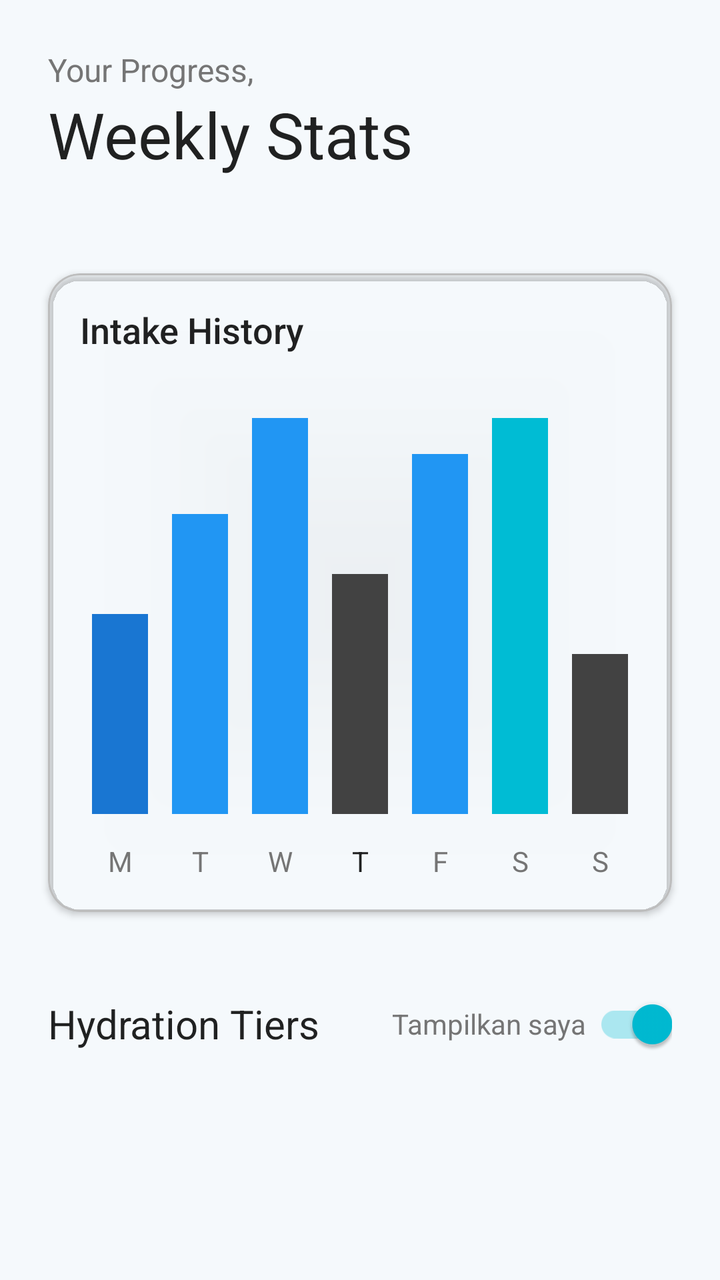
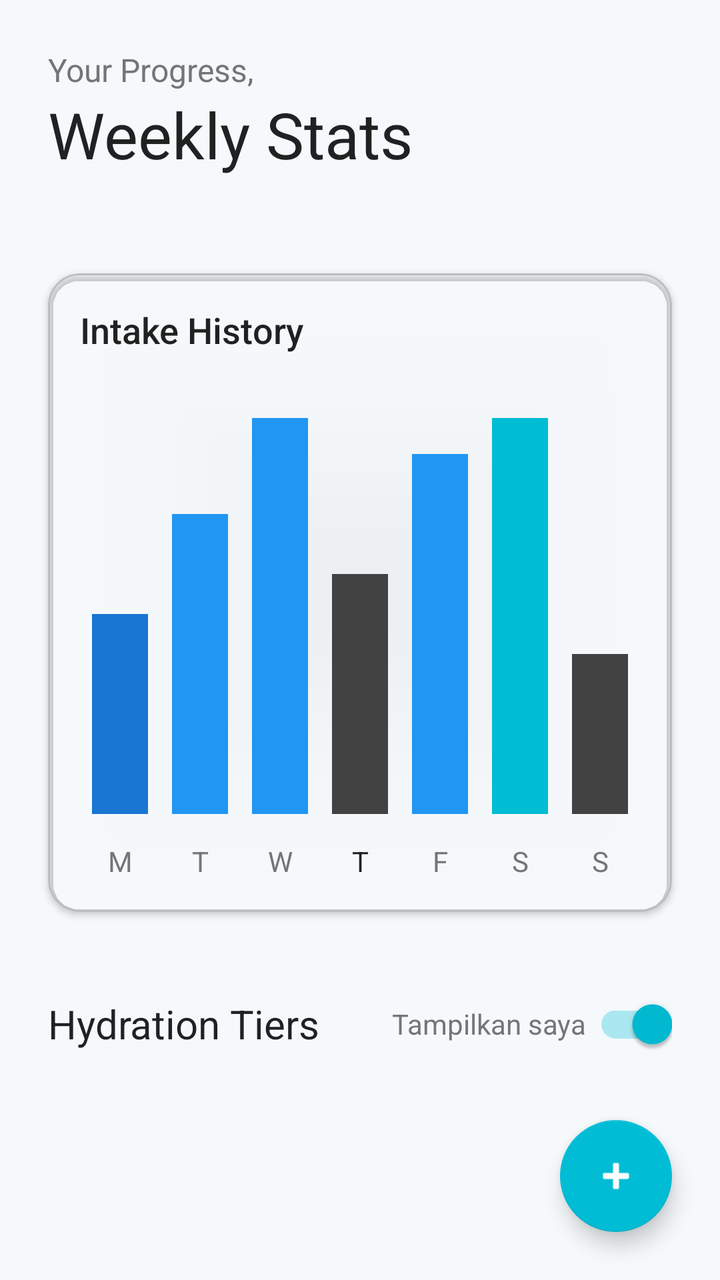

An Android layout rendered at two revisions. The XML below is the earlier revision; the diff shows what the commit changed to produce the second picture.
<!-- AndroidManifest.xml: application theme Theme.WaterTracker -->
<!-- res/layout/fragment_stats.xml -->
<?xml version="1.0" encoding="utf-8"?>
<ScrollView xmlns:android="http://schemas.android.com/apk/res/android"
    xmlns:app="http://schemas.android.com/apk/res-auto"
    xmlns:tools="http://schemas.android.com/tools"
    android:layout_width="match_parent"
    android:layout_height="match_parent"
    android:background="?android:attr/windowBackground"
    android:fillViewport="true"
    tools:context=".StatsFragment">

    <androidx.constraintlayout.widget.ConstraintLayout
        android:layout_width="match_parent"
        android:layout_height="wrap_content">

        
        <LinearLayout
            android:id="@+id/headerContainer"
            android:layout_width="match_parent"
            android:layout_height="wrap_content"
            android:orientation="vertical"
            android:padding="24dp"
            app:layout_constraintTop_toTopOf="parent">

            <TextView
                android:layout_width="wrap_content"
                android:layout_height="wrap_content"
                android:text="Your Progress,"
                android:textColor="@color/water_text_secondary"
                android:textSize="16sp" />

            <TextView
                android:layout_width="wrap_content"
                android:layout_height="wrap_content"
                android:fontFamily="sans-serif-bold"
                android:text="Weekly Stats"
                android:textColor="?android:attr/textColorPrimary"
                android:textSize="32sp" />
        </LinearLayout>

        <com.google.android.material.card.MaterialCardView
            android:id="@+id/chartCard"
            android:layout_width="match_parent"
            android:layout_height="wrap_content"
            android:layout_marginHorizontal="24dp"
            android:layout_marginTop="24dp"
            app:cardCornerRadius="16dp"
            app:cardElevation="2dp"
            app:strokeWidth="1dp"
            app:strokeColor="@color/water_divider"
            app:cardBackgroundColor="@android:color/transparent"
            app:layout_constraintTop_toBottomOf="@id/headerContainer"
            app:layout_constraintStart_toStartOf="parent"
            app:layout_constraintEnd_toEndOf="parent">

            <LinearLayout
                android:layout_width="match_parent"
                android:layout_height="wrap_content"
                android:orientation="vertical"
                android:padding="16dp">

                <TextView
                    android:layout_width="wrap_content"
                    android:layout_height="wrap_content"
                    android:fontFamily="sans-serif-medium"
                    android:text="Intake History"
                    android:textColor="?android:attr/textColorPrimary"
                    android:textSize="18sp"
                    android:layout_marginBottom="16dp" />

                <LinearLayout
                    android:id="@+id/chartPlaceholder"
                    android:layout_width="match_parent"
                    android:layout_height="220dp"
                    android:orientation="horizontal"
                    android:gravity="bottom"
                    android:paddingTop="16dp">

                    <View android:layout_width="0dp" android:layout_weight="1" android:layout_height="100dp" android:layout_margin="6dp" android:background="@color/water_blue_dark" />
                    <View android:layout_width="0dp" android:layout_weight="1" android:layout_height="150dp" android:layout_margin="6dp" android:background="@color/water_blue_primary" />
                    <View android:layout_width="0dp" android:layout_weight="1" android:layout_height="200dp" android:layout_margin="6dp" android:background="@color/water_blue_primary" />
                    <View android:layout_width="0dp" android:layout_weight="1" android:layout_height="120dp" android:layout_margin="6dp" android:background="@color/water_placeholder_dark" />
                    <View android:layout_width="0dp" android:layout_weight="1" android:layout_height="180dp" android:layout_margin="6dp" android:background="@color/water_blue_primary" />
                    <View android:layout_width="0dp" android:layout_weight="1" android:layout_height="220dp" android:layout_margin="6dp" android:background="@color/water_blue_accent" />
                    <View android:layout_width="0dp" android:layout_weight="1" android:layout_height="80dp" android:layout_margin="6dp" android:background="@color/water_placeholder_dark" />
                </LinearLayout>

                <LinearLayout
                    android:layout_width="match_parent"
                    android:layout_height="wrap_content"
                    android:orientation="horizontal"
                    android:layout_marginTop="8dp">
                    <TextView android:layout_width="0dp" android:layout_weight="1" android:layout_height="wrap_content" android:text="M" android:gravity="center" android:textColor="@color/water_text_secondary"/>
                    <TextView android:layout_width="0dp" android:layout_weight="1" android:layout_height="wrap_content" android:text="T" android:gravity="center" android:textColor="@color/water_text_secondary"/>
                    <TextView android:layout_width="0dp" android:layout_weight="1" android:layout_height="wrap_content" android:text="W" android:gravity="center" android:textColor="@color/water_text_secondary"/>
                    <TextView android:layout_width="0dp" android:layout_weight="1" android:layout_height="wrap_content" android:text="T" android:gravity="center" android:textColor="?android:attr/textColorPrimary" android:fontFamily="sans-serif-bold"/>
                    <TextView android:layout_width="0dp" android:layout_weight="1" android:layout_height="wrap_content" android:text="F" android:gravity="center" android:textColor="@color/water_text_secondary"/>
                    <TextView android:layout_width="0dp" android:layout_weight="1" android:layout_height="wrap_content" android:text="S" android:gravity="center" android:textColor="@color/water_text_secondary"/>
                    <TextView android:layout_width="0dp" android:layout_weight="1" android:layout_height="wrap_content" android:text="S" android:gravity="center" android:textColor="@color/water_text_secondary"/>
                </LinearLayout>
            </LinearLayout>
        </com.google.android.material.card.MaterialCardView>

        
        <LinearLayout
            android:id="@+id/tiersHeaderContainer"
            android:layout_width="match_parent"
            android:layout_height="wrap_content"
            android:orientation="horizontal"
            android:paddingHorizontal="24dp"
            android:paddingTop="32dp"
            android:paddingBottom="16dp"
            android:gravity="center_vertical"
            app:layout_constraintTop_toBottomOf="@id/chartCard">

            <TextView
                android:layout_width="0dp"
                android:layout_weight="1"
                android:layout_height="wrap_content"
                android:fontFamily="sans-serif-bold"
                android:text="Hydration Tiers"
                android:textColor="?android:attr/textColorPrimary"
                android:textSize="20sp" />

            <androidx.appcompat.widget.SwitchCompat
                android:id="@+id/switchPublic"
                android:layout_width="wrap_content"
                android:layout_height="wrap_content"
                android:text="Tampilkan saya "
                android:textSize="14sp"
                android:textColor="@color/water_text_secondary"
                android:checked="true" />
        </LinearLayout>

        <androidx.recyclerview.widget.RecyclerView
            android:id="@+id/rvTiers"
            android:layout_width="match_parent"
            android:layout_height="wrap_content"
            android:nestedScrollingEnabled="false"
            android:paddingBottom="40dp"
            app:layout_constraintTop_toBottomOf="@id/tiersHeaderContainer" />

    </androidx.constraintlayout.widget.ConstraintLayout>
</ScrollView>
<!-- resources referenced by this layout -->
<resources>
  <color name="water_blue_accent">#00BCD4</color>
  <color name="water_blue_dark">#1976D2</color>
  <color name="water_blue_primary">#2196F3</color>
  <color name="water_divider">#BDBDBD</color>
  <color name="water_placeholder_dark">#424242</color>
  <color name="water_text_secondary">#757575</color>
  <style name="Theme.WaterTracker" parent="Theme.MaterialComponents.DayNight.NoActionBar">
          
          <item name="colorPrimary">@color/water_blue_primary</item>
          <item name="colorPrimaryVariant">@color/water_blue_dark</item>
          <item name="colorOnPrimary">@color/water_white</item>
          
          <item name="colorSecondary">@color/water_blue_accent</item>
          <item name="colorSecondaryVariant">@color/water_blue_accent_light</item>
          <item name="colorOnSecondary">@color/water_white</item>
          
          <item name="android:statusBarColor">?attr/colorPrimaryVariant</item>
          
          <item name="android:windowBackground">@color/water_bg_light</item>
          <item name="colorSurface">@color/water_white</item>
      </style>
  <color name="water_white">#FFFFFF</color>
  <color name="water_blue_accent_light">#81D4FA</color>
  <color name="water_bg_light">#F5F9FC</color>
</resources>

<!-- the commit's change to res/layout/fragment_stats.xml (unified diff, before → after) -->
@@ -1,143 +1,160 @@
 <?xml version="1.0" encoding="utf-8"?>
-<ScrollView xmlns:android="http://schemas.android.com/apk/res/android"
+<androidx.coordinatorlayout.widget.CoordinatorLayout
+    xmlns:android="http://schemas.android.com/apk/res/android"
     xmlns:app="http://schemas.android.com/apk/res-auto"
     xmlns:tools="http://schemas.android.com/tools"
     android:layout_width="match_parent"
     android:layout_height="match_parent"
-    android:background="?android:attr/windowBackground"
-    android:fillViewport="true"
     tools:context=".StatsFragment">
 
-    <androidx.constraintlayout.widget.ConstraintLayout
+    <ScrollView
         android:layout_width="match_parent"
-        android:layout_height="wrap_content">
+        android:layout_height="match_parent"
+        android:background="?android:attr/windowBackground"
+        android:fillViewport="true">
 
-        
-        <LinearLayout
-            android:id="@+id/headerContainer"
+        <androidx.constraintlayout.widget.ConstraintLayout
             android:layout_width="match_parent"
-            android:layout_height="wrap_content"
-            android:orientation="vertical"
-            android:padding="24dp"
-            app:layout_constraintTop_toTopOf="parent">
+            android:layout_height="wrap_content">
 
-            <TextView
-                android:layout_width="wrap_content"
-                android:layout_height="wrap_content"
-                android:text="Your Progress,"
-                android:textColor="@color/water_text_secondary"
-                android:textSize="16sp" />
-
-            <TextView
-                android:layout_width="wrap_content"
-                android:layout_height="wrap_content"
-                android:fontFamily="sans-serif-bold"
-                android:text="Weekly Stats"
-                android:textColor="?android:attr/textColorPrimary"
-                android:textSize="32sp" />
-        </LinearLayout>
-
-        <com.google.android.material.card.MaterialCardView
-            android:id="@+id/chartCard"
-            android:layout_width="match_parent"
-            android:layout_height="wrap_content"
-            android:layout_marginHorizontal="24dp"
-            android:layout_marginTop="24dp"
-            app:cardCornerRadius="16dp"
-            app:cardElevation="2dp"
-            app:strokeWidth="1dp"
-            app:strokeColor="@color/water_divider"
-            app:cardBackgroundColor="@android:color/transparent"
-            app:layout_constraintTop_toBottomOf="@id/headerContainer"
-            app:layout_constraintStart_toStartOf="parent"
-            app:layout_constraintEnd_toEndOf="parent">
-
+            
             <LinearLayout
+                android:id="@+id/headerContainer"
                 android:layout_width="match_parent"
                 android:layout_height="wrap_content"
                 android:orientation="vertical"
-                android:padding="16dp">
+                android:padding="24dp"
+                app:layout_constraintTop_toTopOf="parent">
 
                 <TextView
                     android:layout_width="wrap_content"
                     android:layout_height="wrap_content"
-                    android:fontFamily="sans-serif-medium"
-                    android:text="Intake History"
+                    android:text="Your Progress,"
+                    android:textColor="@color/water_text_secondary"
+                    android:textSize="16sp" />
+
+                <TextView
+                    android:layout_width="wrap_content"
+                    android:layout_height="wrap_content"
+                    android:fontFamily="sans-serif-bold"
+                    android:text="Weekly Stats"
                     android:textColor="?android:attr/textColorPrimary"
-                    android:textSize="18sp"
-                    android:layout_marginBottom="16dp" />
+                    android:textSize="32sp" />
+            </LinearLayout>
 
-                <LinearLayout
-                    android:id="@+id/chartPlaceholder"
-                    android:layout_width="match_parent"
-                    android:layout_height="220dp"
-                    android:orientation="horizontal"
-                    android:gravity="bottom"
-                    android:paddingTop="16dp">
-
-                    <View android:layout_width="0dp" android:layout_weight="1" android:layout_height="100dp" android:layout_margin="6dp" android:background="@color/water_blue_dark" />
-                    <View android:layout_width="0dp" android:layout_weight="1" android:layout_height="150dp" android:layout_margin="6dp" android:background="@color/water_blue_primary" />
-                    <View android:layout_width="0dp" android:layout_weight="1" android:layout_height="200dp" android:layout_margin="6dp" android:background="@color/water_blue_primary" />
-                    <View android:layout_width="0dp" android:layout_weight="1" android:layout_height="120dp" android:layout_margin="6dp" android:background="@color/water_placeholder_dark" />
-                    <View android:layout_width="0dp" android:layout_weight="1" android:layout_height="180dp" android:layout_margin="6dp" android:background="@color/water_blue_primary" />
-                    <View android:layout_width="0dp" android:layout_weight="1" android:layout_height="220dp" android:layout_margin="6dp" android:background="@color/water_blue_accent" />
-                    <View android:layout_width="0dp" android:layout_weight="1" android:layout_height="80dp" android:layout_margin="6dp" android:background="@color/water_placeholder_dark" />
-                </LinearLayout>
+            <com.google.android.material.card.MaterialCardView
+                android:id="@+id/chartCard"
+                android:layout_width="match_parent"
+                android:layout_height="wrap_content"
+                android:layout_marginHorizontal="24dp"
+                android:layout_marginTop="24dp"
+                app:cardCornerRadius="16dp"
+                app:cardElevation="2dp"
+                app:strokeWidth="1dp"
+                app:strokeColor="@color/water_divider"
+                app:cardBackgroundColor="@android:color/transparent"
+                app:layout_constraintTop_toBottomOf="@id/headerContainer"
+                app:layout_constraintStart_toStartOf="parent"
+                app:layout_constraintEnd_toEndOf="parent">
 
                 <LinearLayout
                     android:layout_width="match_parent"
                     android:layout_height="wrap_content"
-                    android:orientation="horizontal"
-                    android:layout_marginTop="8dp">
-                    <TextView android:layout_width="0dp" android:layout_weight="1" android:layout_height="wrap_content" android:text="M" android:gravity="center" android:textColor="@color/water_text_secondary"/>
-                    <TextView android:layout_width="0dp" android:layout_weight="1" android:layout_height="wrap_content" android:text="T" android:gravity="center" android:textColor="@color/water_text_secondary"/>
-                    <TextView android:layout_width="0dp" android:layout_weight="1" android:layout_height="wrap_content" android:text="W" android:gravity="center" android:textColor="@color/water_text_secondary"/>
-                    <TextView android:layout_width="0dp" android:layout_weight="1" android:layout_height="wrap_content" android:text="T" android:gravity="center" android:textColor="?android:attr/textColorPrimary" android:fontFamily="sans-serif-bold"/>
-                    <TextView android:layout_width="0dp" android:layout_weight="1" android:layout_height="wrap_content" android:text="F" android:gravity="center" android:textColor="@color/water_text_secondary"/>
-                    <TextView android:layout_width="0dp" android:layout_weight="1" android:layout_height="wrap_content" android:text="S" android:gravity="center" android:textColor="@color/water_text_secondary"/>
-                    <TextView android:layout_width="0dp" android:layout_weight="1" android:layout_height="wrap_content" android:text="S" android:gravity="center" android:textColor="@color/water_text_secondary"/>
+                    android:orientation="vertical"
+                    android:padding="16dp">
+
+                    <TextView
+                        android:layout_width="wrap_content"
+                        android:layout_height="wrap_content"
+                        android:fontFamily="sans-serif-medium"
+                        android:text="Intake History"
+                        android:textColor="?android:attr/textColorPrimary"
+                        android:textSize="18sp"
+                        android:layout_marginBottom="16dp" />
+
+                    <LinearLayout
+                        android:id="@+id/chartPlaceholder"
+                        android:layout_width="match_parent"
+                        android:layout_height="220dp"
+                        android:orientation="horizontal"
+                        android:gravity="bottom"
+                        android:paddingTop="16dp">
+
+                        <View android:layout_width="0dp" android:layout_weight="1" android:layout_height="100dp" android:layout_margin="6dp" android:background="@color/water_blue_dark" />
+                        <View android:layout_width="0dp" android:layout_weight="1" android:layout_height="150dp" android:layout_margin="6dp" android:background="@color/water_blue_primary" />
+                        <View android:layout_width="0dp" android:layout_weight="1" android:layout_height="200dp" android:layout_margin="6dp" android:background="@color/water_blue_primary" />
+                        <View android:layout_width="0dp" android:layout_weight="1" android:layout_height="120dp" android:layout_margin="6dp" android:background="@color/water_placeholder_dark" />
+                        <View android:layout_width="0dp" android:layout_weight="1" android:layout_height="180dp" android:layout_margin="6dp" android:background="@color/water_blue_primary" />
+                        <View android:layout_width="0dp" android:layout_weight="1" android:layout_height="220dp" android:layout_margin="6dp" android:background="@color/water_blue_accent" />
+                        <View android:layout_width="0dp" android:layout_weight="1" android:layout_height="80dp" android:layout_margin="6dp" android:background="@color/water_placeholder_dark" />
+                    </LinearLayout>
+
+                    <LinearLayout
+                        android:layout_width="match_parent"
+                        android:layout_height="wrap_content"
+                        android:orientation="horizontal"
+                        android:layout_marginTop="8dp">
+                        <TextView android:layout_width="0dp" android:layout_weight="1" android:layout_height="wrap_content" android:text="M" android:gravity="center" android:textColor="@color/water_text_secondary"/>
+                        <TextView android:layout_width="0dp" android:layout_weight="1" android:layout_height="wrap_content" android:text="T" android:gravity="center" android:textColor="@color/water_text_secondary"/>
+                        <TextView android:layout_width="0dp" android:layout_weight="1" android:layout_height="wrap_content" android:text="W" android:gravity="center" android:textColor="@color/water_text_secondary"/>
+                        <TextView android:layout_width="0dp" android:layout_weight="1" android:layout_height="wrap_content" android:text="T" android:gravity="center" android:textColor="?android:attr/textColorPrimary" android:fontFamily="sans-serif-bold"/>
+                        <TextView android:layout_width="0dp" android:layout_weight="1" android:layout_height="wrap_content" android:text="F" android:gravity="center" android:textColor="@color/water_text_secondary"/>
+                        <TextView android:layout_width="0dp" android:layout_weight="1" android:layout_height="wrap_content" android:text="S" android:gravity="center" android:textColor="@color/water_text_secondary"/>
+                        <TextView android:layout_width="0dp" android:layout_weight="1" android:layout_height="wrap_content" android:text="S" android:gravity="center" android:textColor="@color/water_text_secondary"/>
+                    </LinearLayout>
                 </LinearLayout>
+            </com.google.android.material.card.MaterialCardView>
+
+            
+            <LinearLayout
+                android:id="@+id/tiersHeaderContainer"
+                android:layout_width="match_parent"
+                android:layout_height="wrap_content"
+                android:orientation="horizontal"
+                android:paddingHorizontal="24dp"
+                android:paddingTop="32dp"
+                android:paddingBottom="16dp"
+                android:gravity="center_vertical"
+                app:layout_constraintTop_toBottomOf="@id/chartCard">
+
+                <TextView
+                    android:layout_width="0dp"
+                    android:layout_weight="1"
+                    android:layout_height="wrap_content"
+                    android:fontFamily="sans-serif-bold"
+                    android:text="Hydration Tiers"
+                    android:textColor="?android:attr/textColorPrimary"
+                    android:textSize="20sp" />
+
+                <androidx.appcompat.widget.SwitchCompat
+                    android:id="@+id/switchPublic"
+                    android:layout_width="wrap_content"
+                    android:layout_height="wrap_content"
+                    android:text="Tampilkan saya "
+                    android:textSize="14sp"
+                    android:textColor="@color/water_text_secondary"
+                    android:checked="true" />
             </LinearLayout>
-        </com.google.android.material.card.MaterialCardView>
 
-        
-        <LinearLayout
-            android:id="@+id/tiersHeaderContainer"
-            android:layout_width="match_parent"
-            android:layout_height="wrap_content"
-            android:orientation="horizontal"
-            android:paddingHorizontal="24dp"
-            android:paddingTop="32dp"
-            android:paddingBottom="16dp"
-            android:gravity="center_vertical"
-            app:layout_constraintTop_toBottomOf="@id/chartCard">
+            <androidx.recyclerview.widget.RecyclerView
+                android:id="@+id/rvTiers"
+                android:layout_width="match_parent"
+                android:layout_height="wrap_content"
+                android:nestedScrollingEnabled="false"
+                android:paddingBottom="80dp"
+                app:layout_constraintTop_toBottomOf="@id/tiersHeaderContainer" />
 
-            <TextView
-                android:layout_width="0dp"
-                android:layout_weight="1"
-                android:layout_height="wrap_content"
-                android:fontFamily="sans-serif-bold"
-                android:text="Hydration Tiers"
-                android:textColor="?android:attr/textColorPrimary"
-                android:textSize="20sp" />
+        </androidx.constraintlayout.widget.ConstraintLayout>
+    </ScrollView>
 
-            <androidx.appcompat.widget.SwitchCompat
-                android:id="@+id/switchPublic"
-                android:layout_width="wrap_content"
-                android:layout_height="wrap_content"
-                android:text="Tampilkan saya "
-                android:textSize="14sp"
-                android:textColor="@color/water_text_secondary"
-                android:checked="true" />
-        </LinearLayout>
+    
+    <com.google.android.material.floatingactionbutton.FloatingActionButton
+        android:id="@+id/fabAddUser"
+        android:layout_width="wrap_content"
+        android:layout_height="wrap_content"
+        android:layout_gravity="bottom|end"
+        android:layout_margin="24dp"
+        android:contentDescription="Add User"
+        app:srcCompat="@android:drawable/ic_input_add" />
 
-        <androidx.recyclerview.widget.RecyclerView
-            android:id="@+id/rvTiers"
-            android:layout_width="match_parent"
-            android:layout_height="wrap_content"
-            android:nestedScrollingEnabled="false"
-            android:paddingBottom="40dp"
-            app:layout_constraintTop_toBottomOf="@id/tiersHeaderContainer" />
-
-    </androidx.constraintlayout.widget.ConstraintLayout>
-</ScrollView>
+</androidx.coordinatorlayout.widget.CoordinatorLayout>
